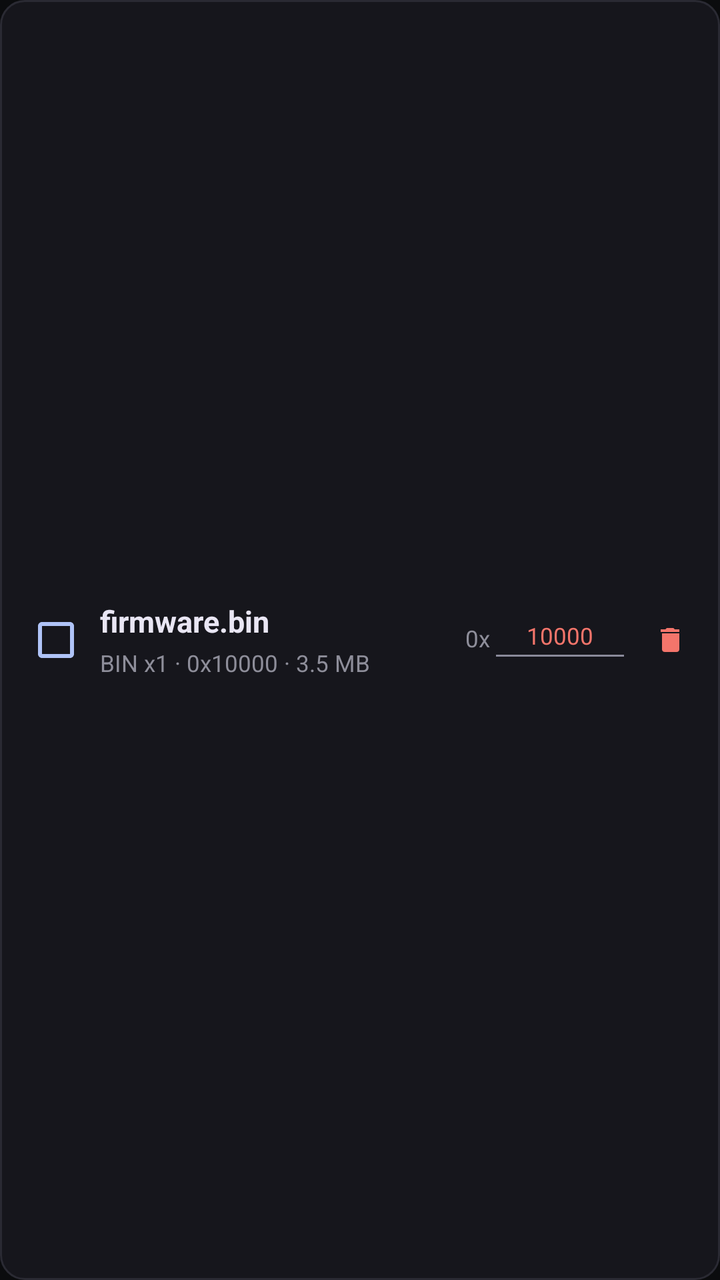
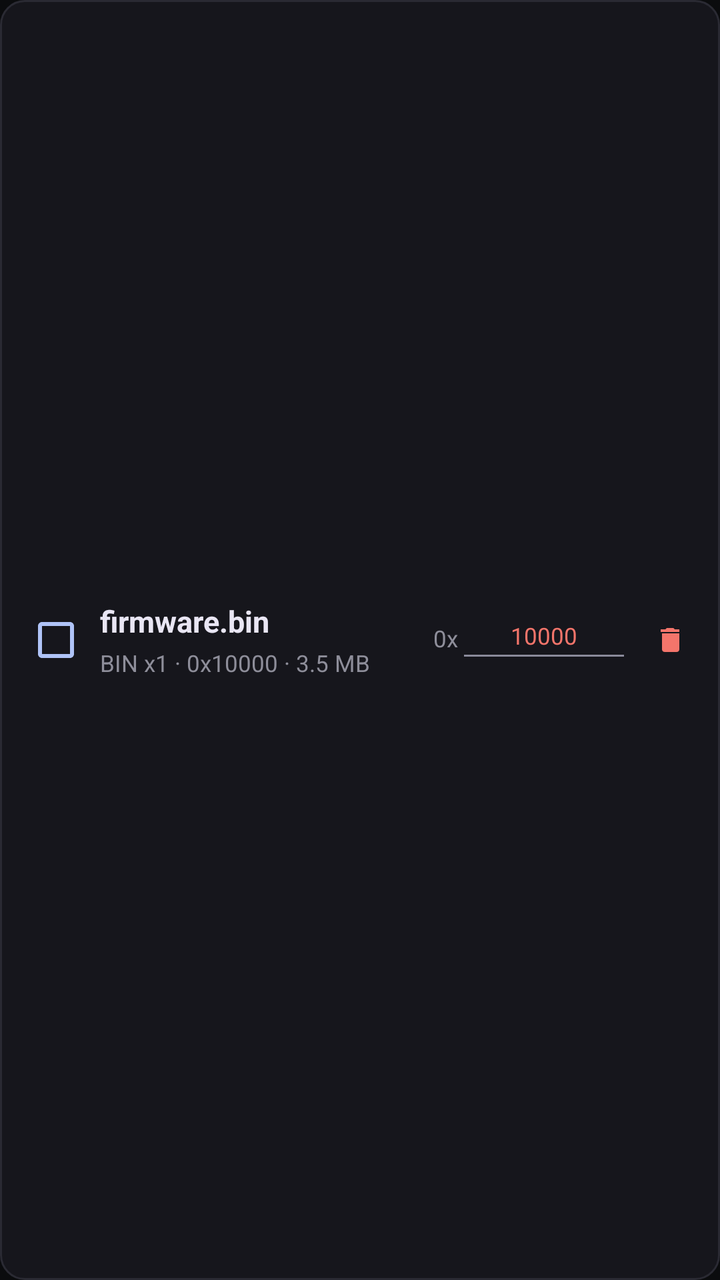

Before-and-after screenshots of an Android layout around one commit, followed by the original layout XML and the change that was made.
<!-- AndroidManifest.xml: application theme Theme.EspFlasher -->
<!-- res/layout/item_firmware_row.xml -->
<?xml version="1.0" encoding="utf-8"?>
<LinearLayout xmlns:android="http://schemas.android.com/apk/res/android"
    android:layout_width="match_parent"
    android:layout_height="64dp"
    android:layout_marginBottom="8dp"
    android:background="@drawable/bg_lib_row"
    android:gravity="center_vertical"
    android:orientation="horizontal"
    android:paddingStart="10dp"
    android:paddingEnd="6dp">

    <CheckBox
        android:id="@+id/fwRadio"
        android:layout_width="36dp"
        android:layout_height="36dp"
        android:buttonTint="#AFC3F7"
        android:clickable="false"
        android:focusable="false" />

    <LinearLayout
        android:layout_width="0dp"
        android:layout_height="wrap_content"
        android:layout_marginStart="4dp"
        android:layout_weight="1"
        android:orientation="vertical">

        <TextView
            android:id="@+id/fwName"
            android:layout_width="match_parent"
            android:layout_height="wrap_content"
            android:ellipsize="middle"
            android:singleLine="true"
            android:text="firmware.bin"
            android:textColor="#E9E6F4"
            android:textSize="15sp"
            android:textStyle="bold" />

        <TextView
            android:id="@+id/fwSub"
            android:layout_width="match_parent"
            android:layout_height="wrap_content"
            android:layout_marginTop="3dp"
            android:ellipsize="end"
            android:singleLine="true"
            android:text="BIN x1 · 0x10000 · 3.5 MB"
            android:textColor="#8E8E9A"
            android:textSize="11.5sp" />
    </LinearLayout>

    <LinearLayout
        android:layout_width="wrap_content"
        android:layout_height="wrap_content"
        android:gravity="center_vertical"
        android:orientation="horizontal"
        android:layout_marginStart="6dp">

        <TextView
            android:id="@+id/fwOffsetPrefix"
            android:layout_width="wrap_content"
            android:layout_height="wrap_content"
            android:includeFontPadding="false"
            android:layout_marginEnd="3dp"
            android:gravity="center_vertical"
            android:text="0x"
            android:textColor="#8E8E9A"
            android:textSize="11.5sp" />

        <TextView
            android:id="@+id/fwOffset"
            android:layout_width="64dp"
            android:layout_height="wrap_content"
            android:includeFontPadding="false"
            android:background="@drawable/bg_underline"
            android:clickable="true"
            android:focusable="true"
            android:paddingStart="0dp"
            android:paddingEnd="0dp"
            android:paddingBottom="3dp"
            android:gravity="center"
            android:text="10000"
            android:textColor="#F4756B"
            android:textSize="11.5sp" />
    </LinearLayout>

    <ImageButton
        android:id="@+id/fwDel"
        android:layout_width="38dp"
        android:layout_height="38dp"
        android:layout_marginStart="4dp"
        android:background="?attr/selectableItemBackgroundBorderless"
        android:contentDescription="删除"
        android:scaleType="centerInside"
        android:src="@drawable/ic_trash_small"
        android:tint="#F4756B" />
</LinearLayout>
<!-- resources referenced by this layout -->
<resources>
  <!-- drawable bg_lib_row (drawable) -->
  <?xml version="1.0" encoding="utf-8"?>
  <shape xmlns:android="http://schemas.android.com/apk/res/android" android:shape="rectangle">
      <solid android:color="#16161C" />
      <stroke android:width="1dp" android:color="#2A2A33" />
      <corners android:radius="12dp" />
  </shape>
  <!-- drawable bg_underline (drawable) -->
  <?xml version="1.0" encoding="utf-8"?>
  <layer-list xmlns:android="http://schemas.android.com/apk/res/android">
      <item android:gravity="bottom" android:height="1dp">
          <shape android:shape="rectangle">
              <solid android:color="#8A8A9A" />
          </shape>
      </item>
  </layer-list>
  <!-- drawable ic_trash_small (drawable) -->
  <?xml version="1.0" encoding="utf-8"?>
  <vector xmlns:android="http://schemas.android.com/apk/res/android"
      android:width="16dp" android:height="16dp"
      android:viewportWidth="24" android:viewportHeight="24">
      <path android:fillColor="#FFFFFF" android:pathData="M6,19c0,1.1 0.9,2 2,2h9c1.1,0 2,-0.9 2,-2V7H6v12zM19,4h-3.5l-1,-1h-5l-1,1H5v2h14V4z" />
  </vector>
  <style name="Theme.EspFlasher" parent="Theme.MaterialComponents.NoActionBar">
          <item name="colorPrimary">#2563EB</item>
          <item name="colorPrimaryVariant">#1D4ED8</item>
          <item name="colorOnPrimary">#FFFFFF</item>
          <item name="colorSecondary">#AECBFA</item>
          <item name="colorOnSecondary">#0B0C0E</item>
          <item name="colorSurface">#16181B</item>
          <item name="colorOnSurface">#EDEDEE</item>
          <item name="android:colorBackground">#0B0C0E</item>
          <item name="android:windowBackground">#0B0C0E</item>
          <item name="android:statusBarColor">#0B0C0E</item>
          <item name="android:navigationBarColor">#0B0C0E</item>
          <item name="android:windowLightStatusBar">false</item>
          <item name="android:textColorPrimary">#EDEDEE</item>
          <item name="android:textColorSecondary">#9AA0A6</item>
      </style>
</resources>

<!-- the commit's change to res/layout/item_firmware_row.xml (unified diff, before → after) -->
@@ -67,7 +67,7 @@
 
         <TextView
             android:id="@+id/fwOffset"
-            android:layout_width="64dp"
+            android:layout_width="80dp"
             android:layout_height="wrap_content"
             android:includeFontPadding="false"
             android:background="@drawable/bg_underline"
